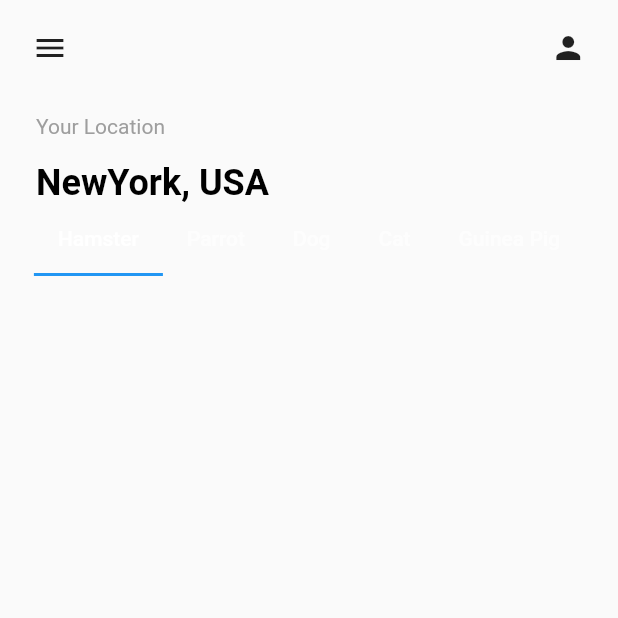
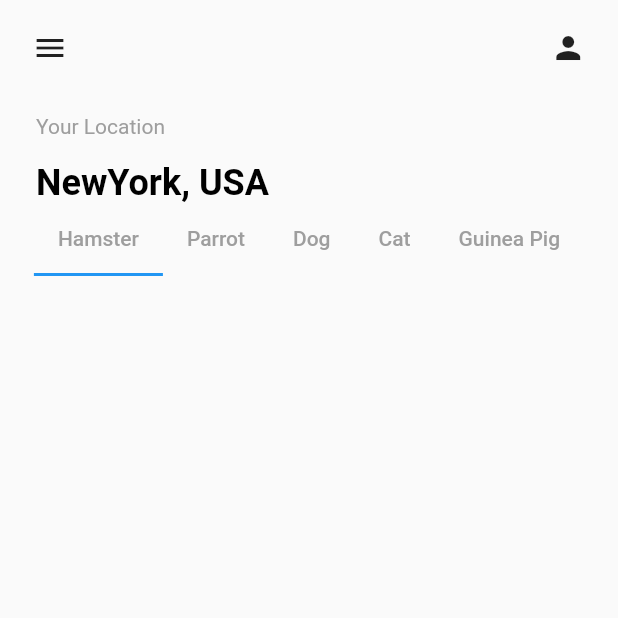
Before and after one commit to EhsanTgv/PetAdoption_Demo, a Flutter app: the screen it shows after launch, on a phone screen of 412 x 824 dp, the top half of it. Run offline on Flutter 3.47's test engine with Material 2 defaults, Android fonts, the phone set to English and light mode, and no system bars.

Commit message:
HomePage implement tabItemWidget method

```diff
--- a/lib/screens/home_screen.dart
+++ b/lib/screens/home_screen.dart
@@ -70,22 +70,21 @@ class _HomePageState extends State<HomePage> {
       child: TabBar(
         isScrollable: true,
         tabs: <Widget>[
-          Tab(
-            child: Text("Hamster"),
-          ),
-          Tab(
-            child: Text("Parrot"),
-          ),
-          Tab(
-            child: Text("Dog"),
-          ),
-          Tab(
-            child: Text("Cat"),
-          ),
-          Tab(
-            child: Text("Guinea Pig"),
-          ),
+          tabItemWidget("Hamster"),
+          tabItemWidget("Parrot"),
+          tabItemWidget("Dog"),
+          tabItemWidget("Cat"),
+          tabItemWidget("Guinea Pig"),
         ],
+      ),
+    );
+  }
+
+  Widget tabItemWidget(String name) {
+    return Tab(
+      child: Text(
+        name,
+        style: TextStyle(color: Colors.grey),
       ),
     );
   }
```
